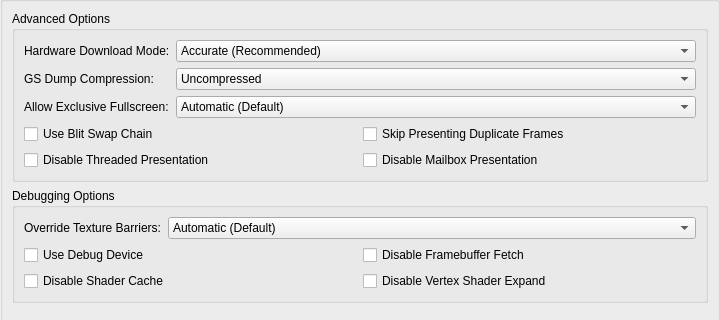
This is pcsx2-qt/Settings/GraphicsSettingsWidget.ui in PCSX2/pcsx2 as Qt 5 draws it before an edit; both pictures show x 0 to 720 and y 113 to 433 of the 720 by 552 pixel window. The edited form follows.
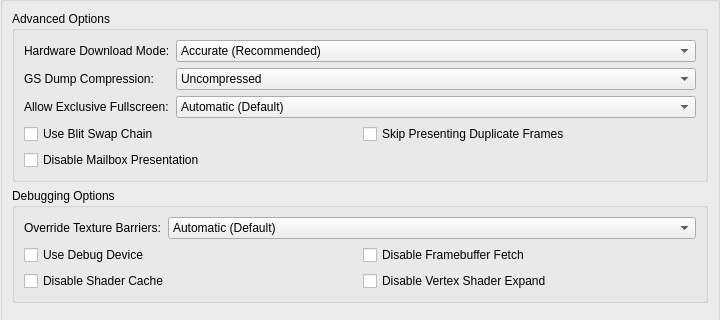
This is the edited form. The open tabs and pages were chosen to show the change.

Commit message: GS/Vulkan: Purge threaded presentation

```diff
--- a/pcsx2-qt/Settings/GraphicsSettingsWidget.ui
+++ b/pcsx2-qt/Settings/GraphicsSettingsWidget.ui
@@ -2052,13 +2052,6 @@
              </widget>
             </item>
             <item row="1" column="0">
-             <widget class="QCheckBox" name="threadedPresentation">
-              <property name="text">
-               <string>Disable Threaded Presentation</string>
-              </property>
-             </widget>
-            </item>
-            <item row="1" column="1">
              <widget class="QCheckBox" name="disableMailboxPresentation">
               <property name="text">
                <string>Disable Mailbox Presentation</string>
```
The commit also changes 7 other files.
